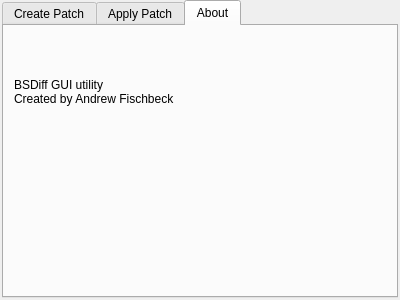
Qt form mainwindow.ui (Raflos10/PatchGUI) before a commit.
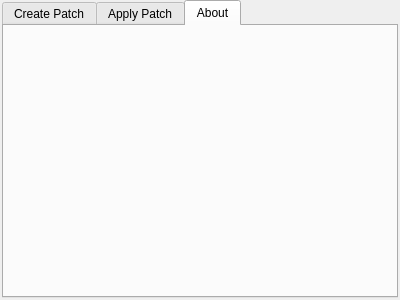
The same form after that commit. The open tabs and pages were chosen to show the change.

Commit message: updated window title and about page

```diff
--- a/mainwindow.ui
+++ b/mainwindow.ui
@@ -148,20 +148,28 @@
        <attribute name="title">
         <string>About</string>
        </attribute>
-       <widget class="QLabel" name="label">
-        <property name="geometry">
-         <rect>
-          <x>10</x>
-          <y>10</y>
-          <width>241</width>
-          <height>111</height>
-         </rect>
-        </property>
-        <property name="text">
-         <string>BSDiff GUI utility 
-Created by Andrew Fischbeck</string>
-        </property>
-       </widget>
+       <layout class="QVBoxLayout" name="verticalLayout">
+        <item>
+         <widget class="QLabel" name="aboutLabel">
+          <property name="text">
+           <string/>
+          </property>
+         </widget>
+        </item>
+        <item>
+         <spacer name="verticalSpacer">
+          <property name="orientation">
+           <enum>Qt::Vertical</enum>
+          </property>
+          <property name="sizeHint" stdset="0">
+           <size>
+            <width>20</width>
+            <height>40</height>
+           </size>
+          </property>
+         </spacer>
+        </item>
+       </layout>
       </widget>
      </widget>
     </item>
```
Left out of the diff: 2 changed lines with no effect on the pictures. The commit also changes 1 other file.
